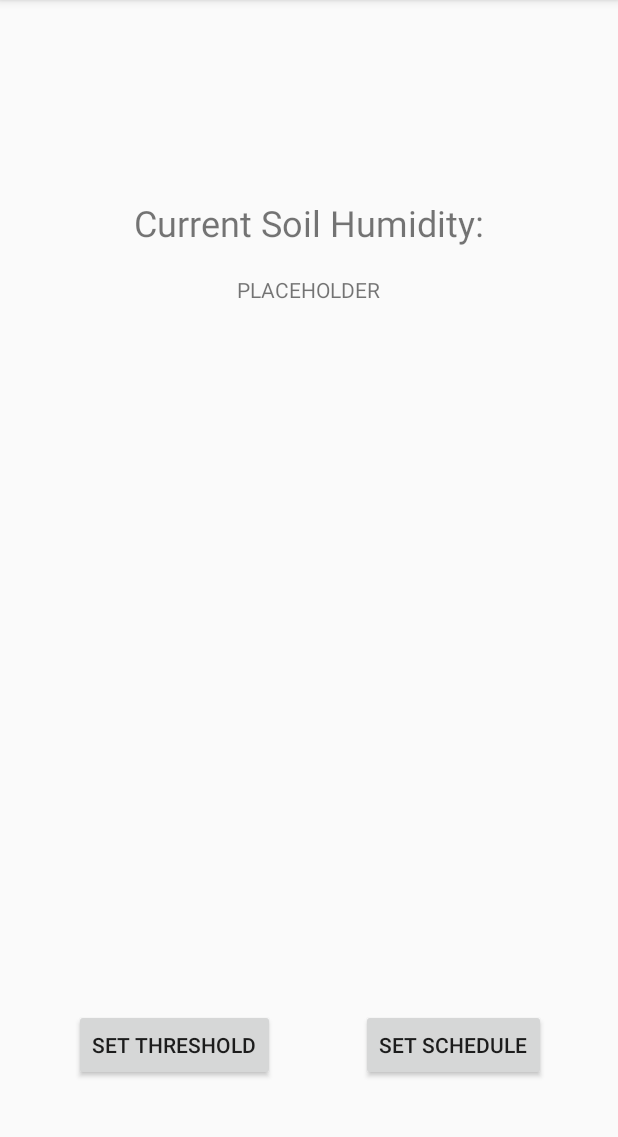
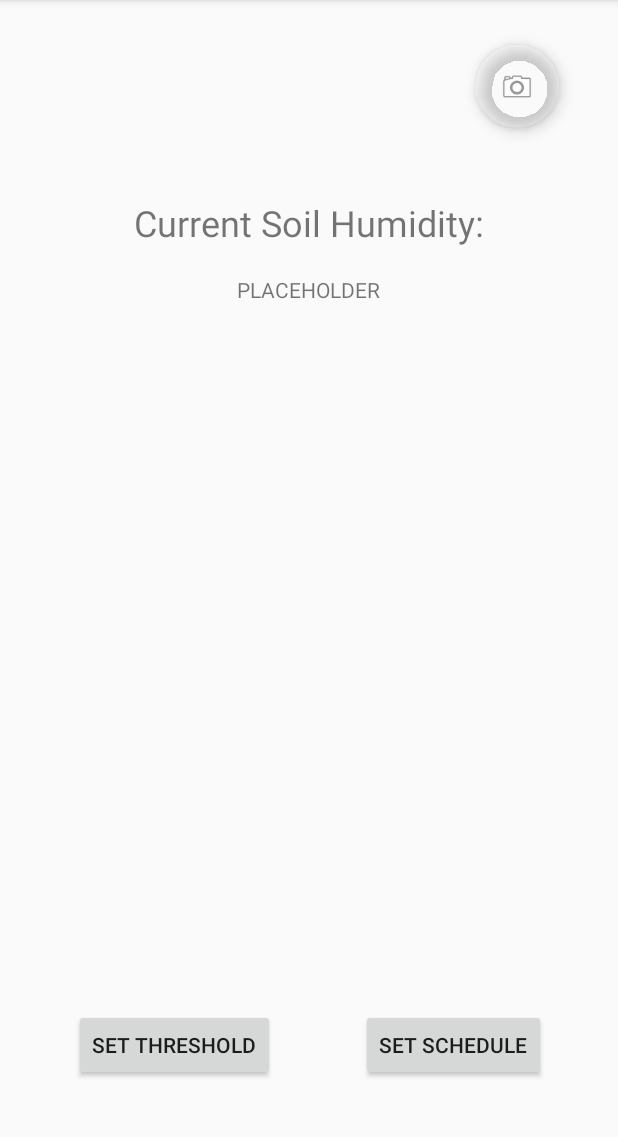
Before and after one commit to MattYu/EasyPlants, an Android app: the screen it shows after launch (MainActivity), on a phone screen of 412 x 824 dp, the part 84-1221 px from its top. Run offline under Robolectric (Android 15) with nearby library versions, the phone set to English and light mode, and no system bars; 2 statements that could not run were skipped.

Commit message:
#29 Created an activity for camera use

```diff
--- a/FrontEnd/app/build.gradle
+++ b/FrontEnd/app/build.gradle
@@ -26,4 +26,5 @@ dependencies {
     androidTestImplementation 'com.android.support.test:runner:1.0.2'
     androidTestImplementation 'com.android.support.test.espresso:espresso-core:3.0.2'
     implementation project(':jtds-1.3.1')
+    implementation 'com.android.support:design:28.0.0'
 }
--- a/FrontEnd/app/src/main/res/layout/activity_main.xml
+++ b/FrontEnd/app/src/main/res/layout/activity_main.xml
@@ -47,4 +47,18 @@
         android:layout_centerHorizontal="true"
         android:layout_marginTop="183dp"
         android:text="PLACEHOLDER" />
+
+    <android.support.design.widget.FloatingActionButton
+        android:id="@+id/button_camera"
+        android:layout_width="wrap_content"
+        android:layout_height="wrap_content"
+        android:layout_alignParentTop="true"
+        android:layout_alignParentEnd="true"
+        android:layout_alignParentRight="true"
+        android:layout_marginTop="30dp"
+        android:layout_marginEnd="39dp"
+        android:layout_marginRight="39dp"
+        android:clickable="true"
+        app:backgroundTint="@color/colorAccent"
+        app:srcCompat="@android:drawable/ic_menu_camera" />
 </android.widget.RelativeLayout>
--- a/FrontEnd/app/src/main/res/values/colors.xml
+++ b/FrontEnd/app/src/main/res/values/colors.xml
@@ -2,5 +2,5 @@
 <resources>
     <color name="colorPrimary">#008577</color>
     <color name="colorPrimaryDark">#00574B</color>
-    <color name="colorAccent">#D81B60</color>
+    <color name="colorAccent">#00ffffff</color>
 </resources>
```
Also changed, not shown: FrontEnd/app/src/main/AndroidManifest.xml (+8 -7 lines), FrontEnd/app/src/main/java/com/example/gamingpc/easyplants/MainActivity.java (+13 -0 lines), FrontEnd/app/src/main/java/com/example/gamingpc/easyplants/cameraActivity.java (added, +13 -0 lines), FrontEnd/app/src/main/res/layout/activity_camera.xml (added, +9 -0 lines).
